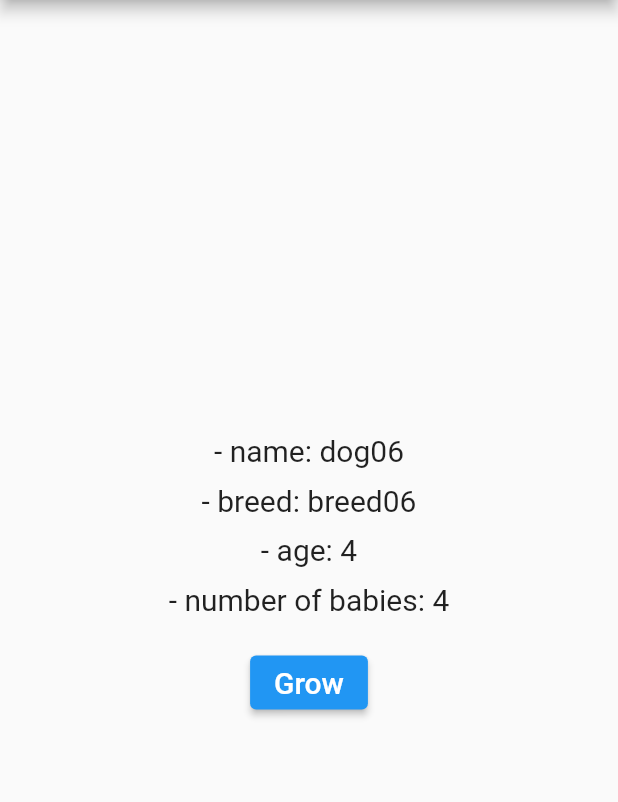
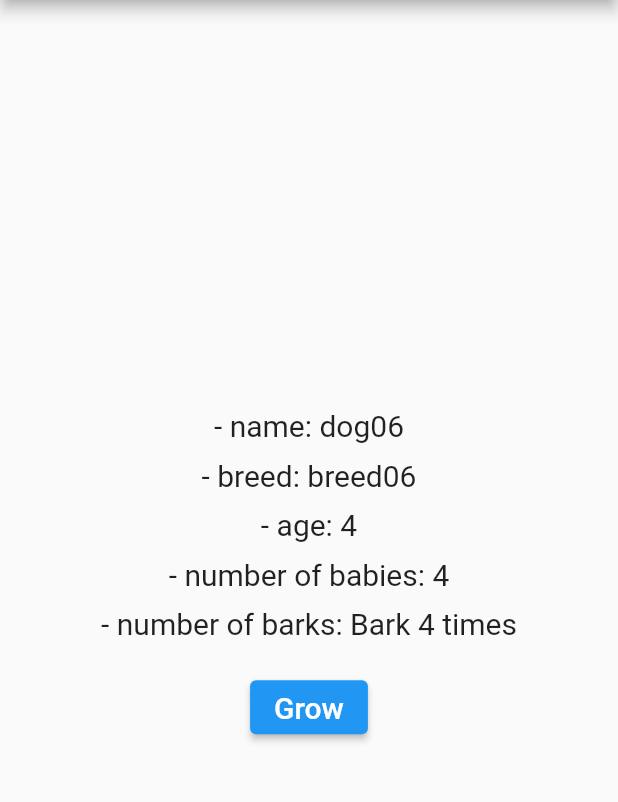
Before and after one commit to Bullets-jyr/provider_overview_07, a Flutter app: the screen it shows after launch, after a tap on "Grow", on a phone screen of 412 x 824 dp, the part 84-886 px from its top. Run offline on Flutter 3.47's test engine with Material 2 defaults, Android fonts, the phone set to English and light mode, and no system bars.

Commit message:
14. StreamProvider

```diff
--- a/lib/main.dart
+++ b/lib/main.dart
@@ -24,6 +24,14 @@ class MyApp extends StatelessWidget {
             final babies = Babies(age: dogAge);
             return babies.getBabies();
           },
+        ),
+        StreamProvider<String>(
+          create: (context) {
+            final int dogAge = context.read<Dog>().age;
+            final babies = Babies(age: dogAge * 2);
+            return babies.bark();
+          },
+          initialData: 'Bark 0 tiems',
         ),
       ],
       child: MaterialApp(
@@ -113,6 +121,13 @@ class Age extends StatelessWidget {
             fontSize: 20.0,
           ),
         ),
+        SizedBox(height: 10.0),
+        Text(
+          '- number of barks: ${context.watch<String>()}',
+          style: TextStyle(
+            fontSize: 20.0,
+          ),
+        ),
         SizedBox(height: 20.0),
         ElevatedButton(
           onPressed: () => context.read<Dog>().grow(),
--- a/lib/models/babies.dart
+++ b/lib/models/babies.dart
@@ -16,4 +16,11 @@ class Babies {
       return 2;
     }
   }
+
+  Stream<String> bark() async* {
+    for (int i = 1; i < age; i++) {
+      await Future.delayed(Duration(seconds: 2));
+      yield 'Bark $i times';
+    }
+  }
 }
```
